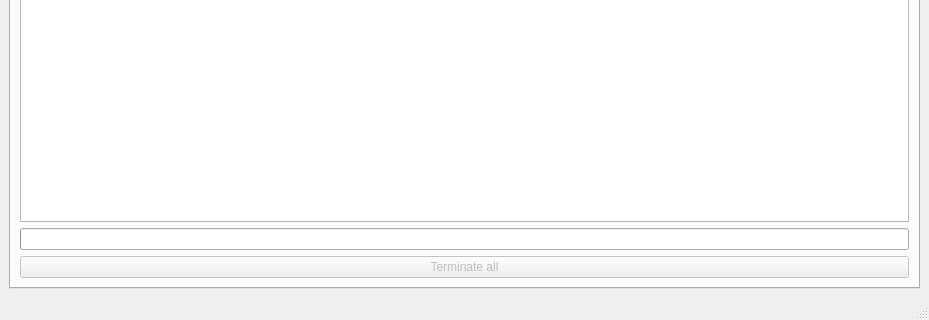
Above: share/imblproc/imbl-ui.ui from AustralianSynchrotron/imblproc before the change; both pictures show x 0 to 929 and y 285 to 605 of the 929 by 605 pixel window. Below: the same form after it.
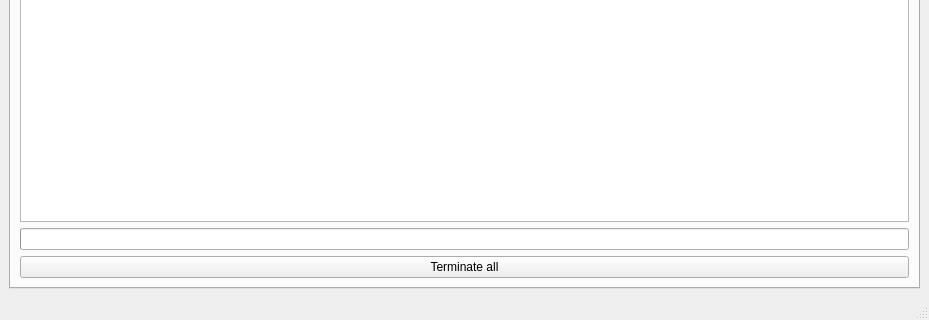
That is the form after the change. The open tabs and pages were chosen to show the change. Icons and pictures are not drawn.

Commit message: modified:   bin/imbl-stitch.sh 	modified:   bin/imbl-ui.py 	modified:   share/imblproc/imbl-ui.ui

```diff
--- a/share/imblproc/imbl-ui.ui
+++ b/share/imblproc/imbl-ui.ui
@@ -2156,9 +2156,6 @@
         </item>
         <item>
          <widget class="QPushButton" name="termini">
-          <property name="enabled">
-           <bool>false</bool>
-          </property>
           <property name="text">
            <string>Terminate all</string>
           </property>
```
Left out of the diff: 4 changed lines with no effect on the pictures. The commit also changes 2 other files.
